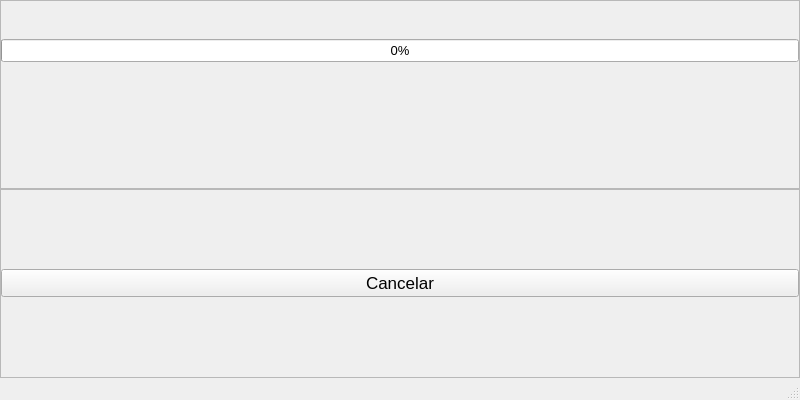
The window that interfaceVisual/janelaExecucao.ui (Mirovesaram/varredorVelocidades) describes before a commit, drawn with Qt 5.
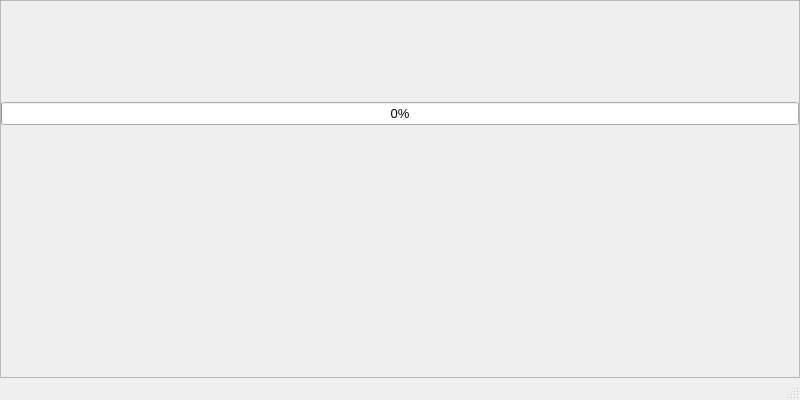
The same window after the commit.

Patch:
```diff
--- a/interfaceVisual/janelaExecucao.ui
+++ b/interfaceVisual/janelaExecucao.ui
@@ -136,52 +136,6 @@
         </layout>
        </widget>
       </item>
-      <item>
-       <widget class="QFrame" name="frame_SecaoCancelar">
-        <property name="font">
-         <font>
-          <pointsize>13</pointsize>
-         </font>
-        </property>
-        <property name="frameShape">
-         <enum>QFrame::StyledPanel</enum>
-        </property>
-        <property name="frameShadow">
-         <enum>QFrame::Raised</enum>
-        </property>
-        <layout class="QHBoxLayout" name="horizontalLayout_4">
-         <property name="spacing">
-          <number>0</number>
-         </property>
-         <property name="leftMargin">
-          <number>0</number>
-         </property>
-         <property name="topMargin">
-          <number>0</number>
-         </property>
-         <property name="rightMargin">
-          <number>0</number>
-         </property>
-         <property name="bottomMargin">
-          <number>0</number>
-         </property>
-         <item>
-          <layout class="QHBoxLayout" name="horizontalLayout_3">
-           <property name="spacing">
-            <number>0</number>
-           </property>
-           <item>
-            <widget class="QPushButton" name="pushButtonCancelar">
-             <property name="text">
-              <string>Cancelar</string>
-             </property>
-            </widget>
-           </item>
-          </layout>
-         </item>
-        </layout>
-       </widget>
-      </item>
      </layout>
     </item>
    </layout>
```
Left out of the diff: 2 changed lines with no effect on the pictures.
